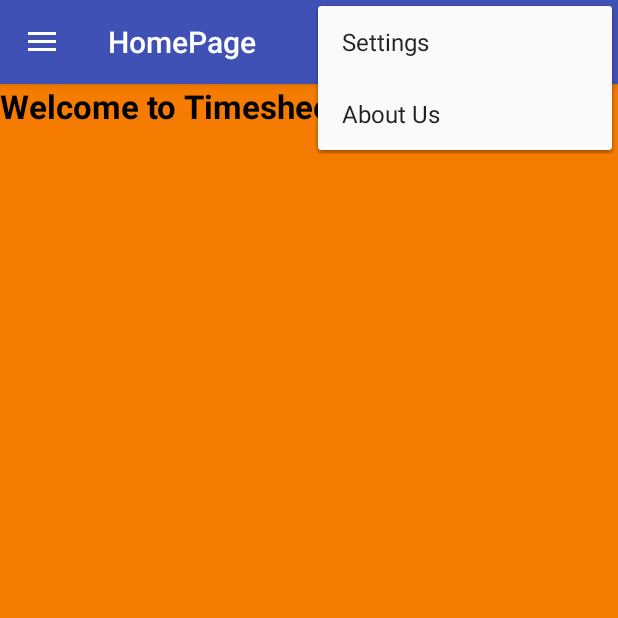
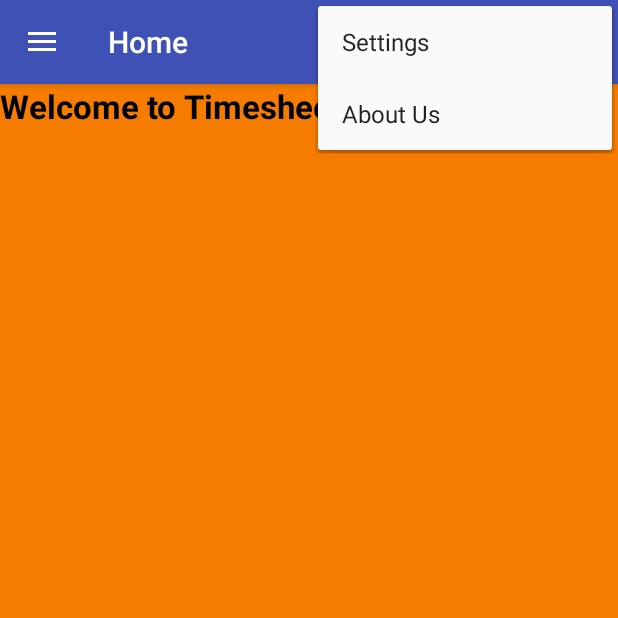
Before and after one commit to CodeTribeAcademy2016/TimeSheet, an Android app: the InternHomeActivity screen opened directly, with no data from a screen before it, with the options menu open, on a phone screen of 412 x 824 dp, the top half of it. Run offline under Robolectric (Android 15) with nearby library versions, the phone set to English and light mode, and no system bars.

Commit message:
Updated Strings

```diff
--- a/app/src/main/res/layout/content_main.xml
+++ b/app/src/main/res/layout/content_main.xml
@@ -11,16 +11,12 @@
     tools:showIn="@layout/app_bar_main">
 
  <TextView
-    android:text="Welcome to Timesheet App"
-    android:layout_width="match_parent"
+     android:text="@string/welcome"
+     android:layout_width="match_parent"
      android:textColor="#F000"
      android:textStyle="bold"
-    android:layout_height="wrap_content"
-    android:textAppearance="?android:attr/textAppearanceLarge" />
-
-
-
-
+     android:layout_height="wrap_content"
+     android:textAppearance="?android:attr/textAppearanceLarge" />
 
     <TextView
         android:text="EasyIn.EasyOut."
--- a/app/src/main/res/values/strings.xml
+++ b/app/src/main/res/values/strings.xml
@@ -1,6 +1,6 @@
 <resources>
-    <string name="app_name">Timesheet</string>
-    <string name="title_activity_main">HomePage</string>
+    <string name="app_name">Time Sheet</string>
+    <string name="title_activity_main">Home</string>
 
     <string name="navigation_drawer_open">Open navigation drawer</string>
     <string name="navigation_drawer_close">Close navigation drawer</string>
@@ -9,4 +9,6 @@
     <string name="action_about_us">About Us</string>
     <string name="action_help">Help</string>
 
+    <string name="welcome">Welcome to Timesheet App</string>
+
 </resources>
```
